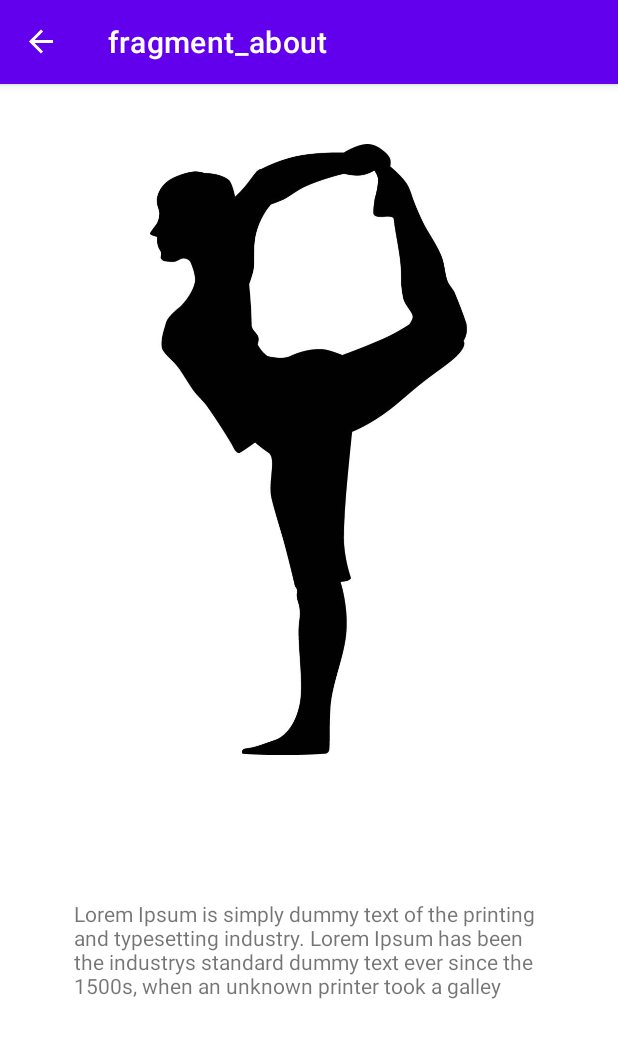
After one commit to akterh/fitness-app, an Android app: the AboutFragment screen opened through its navigation route, on a phone screen of 412 x 824 dp. The commit adds this screen. Shown: the top 1038 px of the screen. Run offline under Robolectric (Android 15) with nearby library versions, the phone set to English and light mode, and no system bars; our stand-ins replace navigation-ui.

Commit message:
final app with menuItem

```diff
--- /dev/null
+++ b/app/src/main/java/com/example/bodyfitnessapp/AboutFragment.kt
@@ -0,0 +1,23 @@
+package com.example.bodyfitnessapp
+
+import android.os.Bundle
+import androidx.fragment.app.Fragment
+import android.view.LayoutInflater
+import android.view.View
+import android.view.ViewGroup
+
+class AboutFragment : Fragment() {
+
+    override fun onCreateView(inflater: LayoutInflater, container: ViewGroup?, savedInstanceState: Bundle?): View? {
+        // Inflate the layout for this fragment
+        val v= inflater.inflate(R.layout.fragment_about, container, false)
+
+
+        return v
+
+    }
+
+
+
+
+}
--- a/app/src/main/java/com/example/bodyfitnessapp/StartFragment.kt
+++ b/app/src/main/java/com/example/bodyfitnessapp/StartFragment.kt
@@ -2,13 +2,12 @@ package com.example.bodyfitnessapp
 
 import android.media.Image
 import android.os.Bundle
+import android.view.*
 import androidx.fragment.app.Fragment
-import android.view.LayoutInflater
-import android.view.View
-import android.view.ViewGroup
 import android.widget.Button
 import androidx.navigation.Navigation
 import androidx.navigation.findNavController
+import androidx.navigation.ui.NavigationUI
 
 
 class StartFragment : Fragment() {
@@ -28,7 +27,19 @@ class StartFragment : Fragment() {
             Navigation.createNavigateOnClickListener(R.id.action_start2_to_exerciseFragments)
                 )
 
+        setHasOptionsMenu(true)
+
 
         return v
     }
+
+    override fun onCreateOptionsMenu(menu: Menu, inflater: MenuInflater) {
+        super.onCreateOptionsMenu(menu, inflater)
+        inflater?.inflate(R.menu.about_menu,menu)
+    }
+
+    override fun onOptionsItemSelected(item: MenuItem): Boolean {
+        return NavigationUI.onNavDestinationSelected(item!!,requireView().findNavController()) ||
+        super.onOptionsItemSelected(item)
+    }
 }
--- /dev/null
+++ b/app/src/main/res/layout/fragment_about.xml
@@ -0,0 +1,30 @@
+<?xml version="1.0" encoding="utf-8"?>
+<androidx.constraintlayout.widget.ConstraintLayout xmlns:android="http://schemas.android.com/apk/res/android"
+    xmlns:app="http://schemas.android.com/apk/res-auto"
+    xmlns:tools="http://schemas.android.com/tools"
+    android:id="@+id/frameLayout5"
+    android:layout_width="match_parent"
+    android:layout_height="match_parent"
+    tools:context=".AboutFragment" >
+
+    <ImageView
+        android:id="@+id/imageView3"
+        android:layout_width="229dp"
+        android:layout_height="407dp"
+        android:src="@drawable/go_image"
+        app:layout_constraintBottom_toBottomOf="parent"
+        app:layout_constraintEnd_toEndOf="parent"
+        app:layout_constraintStart_toStartOf="parent"
+        app:layout_constraintTop_toTopOf="parent"
+        app:layout_constraintVertical_bias="0.111" />
+
+    <TextView
+        android:id="@+id/txt_about"
+        android:layout_width="313dp"
+        android:layout_height="129dp"
+        android:text="@string/about"
+        app:layout_constraintBottom_toBottomOf="parent"
+        app:layout_constraintEnd_toEndOf="parent"
+        app:layout_constraintStart_toStartOf="parent"
+        app:layout_constraintTop_toBottomOf="@+id/imageView3" />
+</androidx.constraintlayout.widget.ConstraintLayout>
--- /dev/null
+++ b/app/src/main/res/menu/about_menu.xml
@@ -0,0 +1,8 @@
+<?xml version="1.0" encoding="utf-8"?>
+<menu xmlns:app="http://schemas.android.com/apk/res-auto"
+    xmlns:android="http://schemas.android.com/apk/res/android">
+
+    <item
+        android:id="@+id/aboutFragment"
+        android:title="@string/title_about" />
+</menu>
--- a/app/src/main/res/navigation/navigation_grph.xml
+++ b/app/src/main/res/navigation/navigation_grph.xml
@@ -53,4 +53,9 @@
             app:destination="@id/exerciseFragments"
             app:popUpTo="@id/exerciseFragments" />
     </fragment>
+    <fragment
+        android:id="@+id/aboutFragment"
+        android:name="com.example.bodyfitnessapp.AboutFragment"
+        android:label="fragment_about"
+        tools:layout="@layout/fragment_about" />
 </navigation>
--- a/app/src/main/res/values/strings.xml
+++ b/app/src/main/res/values/strings.xml
@@ -10,6 +10,8 @@
     <string name="gotxt">GO</string>
     <string name="tryAgain">Try Again</string>
     <string name="nextWork">Next Workout</string>
+    <string name="about">Lorem Ipsum is simply dummy text of the printing and typesetting industry. Lorem Ipsum has been the industrys standard dummy text ever since the 1500s, when an unknown printer took a galley</string>
+    <string name="title_about">About</string>
 
 
 </resources>
```
